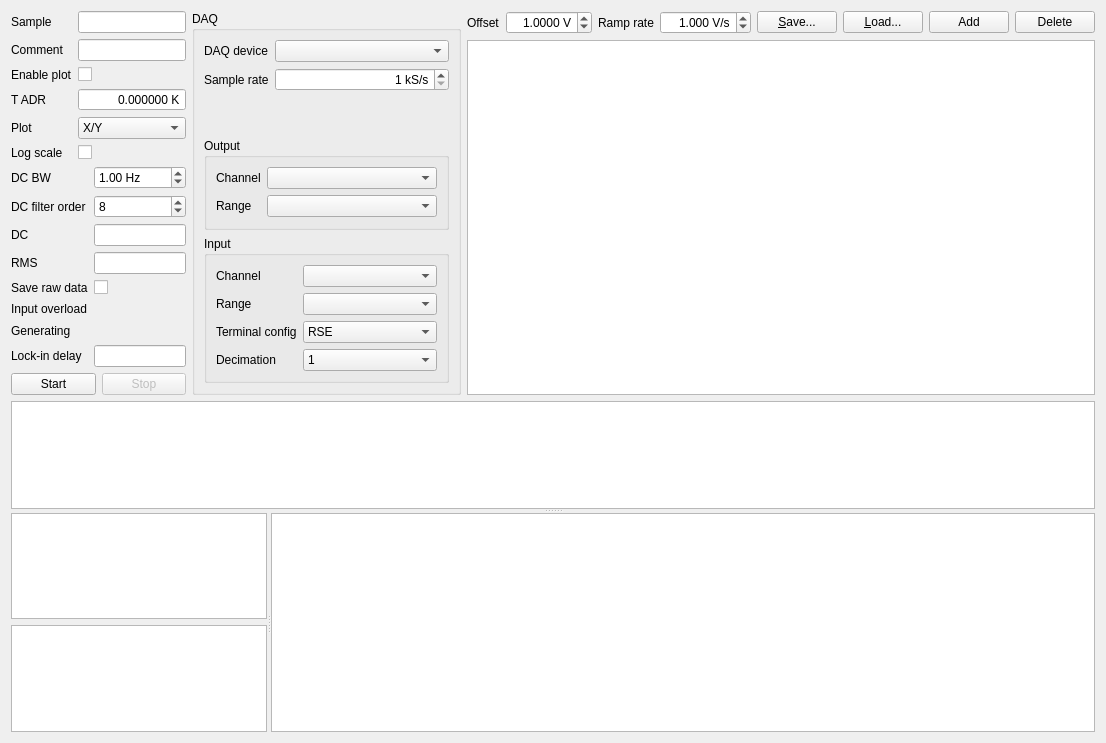
Old version of the form TES/MultiLockinUi.ui in the repository AvirupRoy/research.
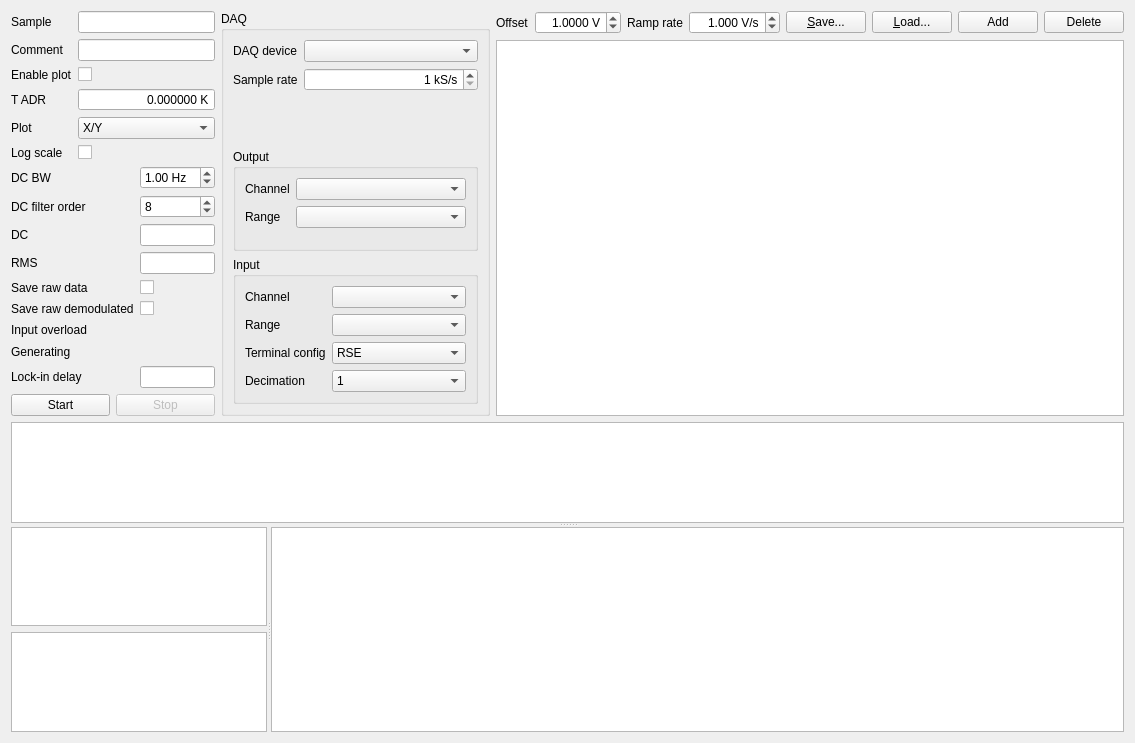
New version of the form. Custom widgets are drawn as their Qt base class.

Commit message: Add option to also store the demodulated and decimated data before LP filtering. This allows non-causal LP filtering to be performed in offline analysis. Transition to HdfStreamsWriter (using key/value pairs)

The edit to the form file:
```diff
--- a/TES/MultiLockinUi.ui
+++ b/TES/MultiLockinUi.ui
@@ -239,7 +239,7 @@
              </property>
             </widget>
            </item>
-           <item row="5" column="0">
+           <item row="6" column="0">
             <widget class="QLabel" name="label_11">
              <property name="text">
               <string>Input overload</string>
@@ -249,7 +249,7 @@
              </property>
             </widget>
            </item>
-           <item row="5" column="1">
+           <item row="6" column="1">
             <widget class="LedIndicator" name="overloadLed">
              <property name="minimumSize">
               <size>
@@ -265,7 +265,7 @@
              </property>
             </widget>
            </item>
-           <item row="6" column="0">
+           <item row="7" column="0">
             <widget class="QLabel" name="label_12">
              <property name="text">
               <string>Generating</string>
@@ -275,7 +275,7 @@
              </property>
             </widget>
            </item>
-           <item row="6" column="1">
+           <item row="7" column="1">
             <widget class="LedIndicator" name="generatingLed">
              <property name="minimumSize">
               <size>
@@ -291,7 +291,7 @@
              </property>
             </widget>
            </item>
-           <item row="7" column="0">
+           <item row="8" column="0">
             <widget class="QLabel" name="label_15">
              <property name="text">
               <string>Lock-in delay</string>
@@ -301,7 +301,7 @@
              </property>
             </widget>
            </item>
-           <item row="7" column="1">
+           <item row="8" column="1">
             <widget class="QLineEdit" name="delayLe">
              <property name="sizePolicy">
               <sizepolicy hsizetype="Preferred" vsizetype="Fixed">
@@ -383,6 +383,23 @@
              </property>
             </widget>
            </item>
+           <item row="5" column="1">
+            <widget class="QCheckBox" name="saveRawDemodCb">
+             <property name="toolTip">
+              <string>Check here if you'd like to save the decimated demodulated data before it runs through the final low-pass filters. This is useful if you'd like to do the final filtering yourself e.g. with a non-causal filter to avoid phase shifts.</string>
+             </property>
+             <property name="text">
+              <string/>
+             </property>
+            </widget>
+           </item>
+           <item row="5" column="0">
+            <widget class="QLabel" name="label_23">
+             <property name="text">
+              <string>Save raw demodulated</string>
+             </property>
+            </widget>
+           </item>
           </layout>
          </item>
          <item>
```
Left out of the diff: 30 changed lines with no effect on the pictures. The commit also changes 3 other files.
